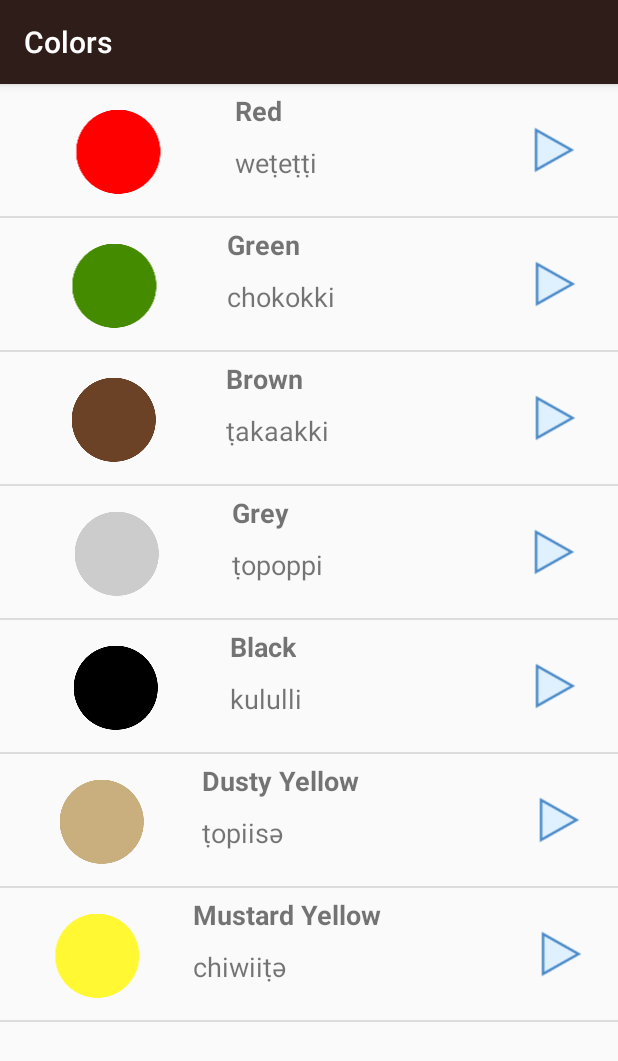
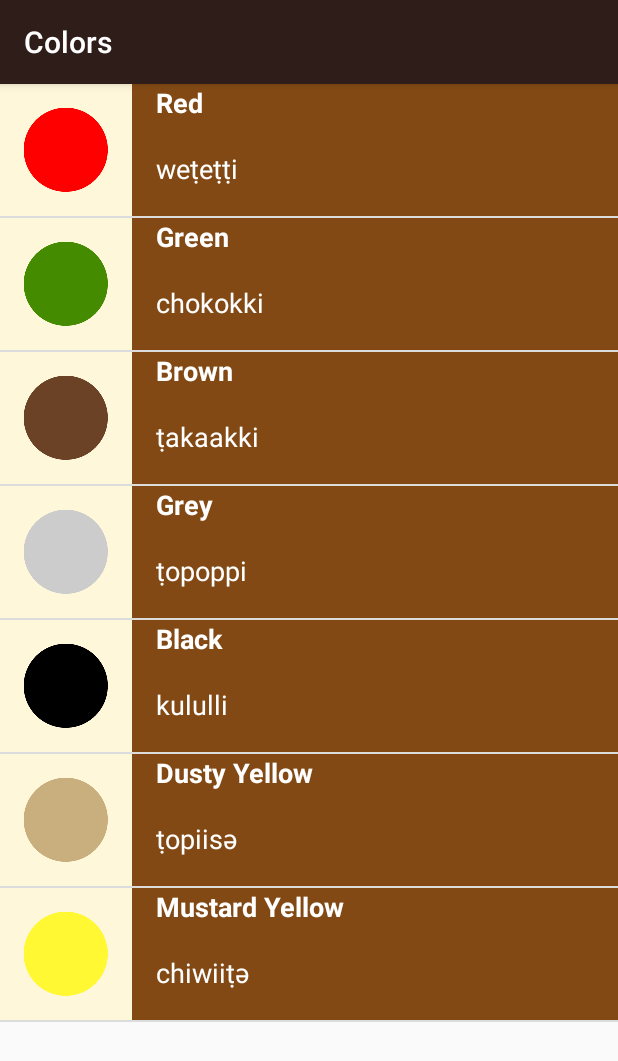
Before and after one commit to M0D1xD/MiWok, an Android app: the ColorsActivity screen opened directly, with no data from a screen before it, on a phone screen of 412 x 824 dp. Shown: the top 1061 px of the screen. Run offline under Robolectric (Android 15) with nearby library versions, the light colour scheme and no system bars.

Commit message:
Edit
some changes  to complete it

```diff
--- a/app/src/main/java/com/example/m0d1x/miwok/ColorsActivity.java
+++ b/app/src/main/java/com/example/m0d1x/miwok/ColorsActivity.java
@@ -58,7 +58,7 @@ public class ColorsActivity extends AppCompatActivity {
         Colors.add(new dictionary(getString(R.string.color_Dusty_yellow), "ṭopiisә", R.drawable.color_dusty_yellow, R.raw.color_dusty_yellow));
         Colors.add(new dictionary(getString(R.string.color_mustard_yellow), "chiwiiṭә", R.drawable.color_mustard_yellow, R.raw.color_mustard_yellow));
 
-        DictionaryAdapter dictionary = new DictionaryAdapter(this, R.layout.costom_layout, Colors);
+        DictionaryAdapter dictionary = new DictionaryAdapter(this, R.layout.costom_layout, Colors, R.color.category_colors);
         listview.setAdapter(dictionary);
 
         // Set a click listener to play the audio when the list item is clicked on
--- a/app/src/main/java/com/example/m0d1x/miwok/DictionaryAdapter.java
+++ b/app/src/main/java/com/example/m0d1x/miwok/DictionaryAdapter.java
@@ -30,16 +30,18 @@ public class DictionaryAdapter extends ArrayAdapter<dictionary> {
 
     }
 
+    private int mColorResourceId;
     public static final String tag = "DictionaryAdapter";
     private Context mcontext;
     private int mResource;
     SoundPool mSoundPool;
     int mCSoundId = 0;
 
-    public DictionaryAdapter(Context context, int resource, ArrayList<dictionary> objects) {
+    public DictionaryAdapter(Context context, int resource, ArrayList<dictionary> objects, int Color) {
         super(context, resource, objects);
         this.mcontext = context;
         this.mResource = resource;
+        this.mColorResourceId = Color;
     }
 
     @Override
@@ -52,7 +54,6 @@ public class DictionaryAdapter extends ArrayAdapter<dictionary> {
         String atranstation = getItem(i).getTranslate();
         int picid = getItem(i).getPicID();
         int sound = getItem(i).getSoundID();
-
         dictionary d = new dictionary(aword, atranstation, picid, sound);
 
         //create the view result for showing the animation
@@ -61,7 +62,6 @@ public class DictionaryAdapter extends ArrayAdapter<dictionary> {
         converView = infuLayoutInflater.inflate(mResource, parent, false);
         ViewHolder holder = new ViewHolder();
         holder.picID = (ImageView) converView.findViewById(R.id.img_pic);
-        holder.Play = (ImageView) converView.findViewById(R.id.img_play);
         holder.Word = (TextView) converView.findViewById(R.id.txt_word);
         holder.Transtation = (TextView) converView.findViewById(R.id.txt_translation);
 
@@ -71,7 +71,8 @@ public class DictionaryAdapter extends ArrayAdapter<dictionary> {
 
         holder.Word.setText(d.getWord());
         holder.Transtation.setText(d.getTranslate());
-
+        View textContainer = converView.findViewById(R.id.WordAndTranslate);
+        textContainer.setBackgroundColor(mColorResourceId);
         return converView;
     }
 }
--- a/app/src/main/java/com/example/m0d1x/miwok/FamilyActivity.java
+++ b/app/src/main/java/com/example/m0d1x/miwok/FamilyActivity.java
@@ -57,7 +57,7 @@ public class FamilyActivity extends AppCompatActivity {
         family.add(new dictionary(getString(R.string.family_grandfather), "paapa", R.drawable.family_grandfather, R.raw.family_father));
 
 
-        DictionaryAdapter dictionary = new DictionaryAdapter(this, R.layout.costom_layout, family);
+        DictionaryAdapter dictionary = new DictionaryAdapter(this, R.layout.costom_layout, family, R.color.category_family);
         listview.setAdapter(dictionary);
         listview.setOnItemClickListener(new AdapterView.OnItemClickListener() {
 
--- a/app/src/main/java/com/example/m0d1x/miwok/NumbersActivity.java
+++ b/app/src/main/java/com/example/m0d1x/miwok/NumbersActivity.java
@@ -82,7 +82,7 @@ public class NumbersActivity extends AppCompatActivity {
         // Find the {@link ListView} object in the view hierarchy of the {@link Activity}.
         // There should be a {@link ListView} with the view ID called list, which is declared in the
         // word_list.xml layout file.
-        DictionaryAdapter dictionary = new DictionaryAdapter(this, R.layout.costom_layout, NumberItems);
+        DictionaryAdapter dictionary = new DictionaryAdapter(this, R.layout.costom_layout, NumberItems, R.color.category_numbers);
 
 
         // Make the {@link ListView} use the {@link WordAdapter} we created above, so that the
--- a/app/src/main/java/com/example/m0d1x/miwok/PhrasesActivity.java
+++ b/app/src/main/java/com/example/m0d1x/miwok/PhrasesActivity.java
@@ -59,7 +59,7 @@ public class PhrasesActivity extends AppCompatActivity {
         Phrases.add(new dictionary(getString(R.string.phrases_come_here), "әnni'nem", R.drawable.question, R.raw.phrase_come_here));
 
 
-        DictionaryAdapter dictionary = new DictionaryAdapter(this, R.layout.costom_layout, Phrases);
+        DictionaryAdapter dictionary = new DictionaryAdapter(this, R.layout.costom_layout, Phrases, R.color.category_phrases);
         listview.setAdapter(dictionary);
 
         listview.setOnItemClickListener(new AdapterView.OnItemClickListener() {
--- a/app/src/main/res/layout/costom_layout.xml
+++ b/app/src/main/res/layout/costom_layout.xml
@@ -1,62 +1,58 @@
 <?xml version="1.0" encoding="utf-8"?>
-<android.support.constraint.ConstraintLayout xmlns:android="http://schemas.android.com/apk/res/android"
+<LinearLayout xmlns:android="http://schemas.android.com/apk/res/android"
     xmlns:app="http://schemas.android.com/apk/res-auto"
     android:layout_width="match_parent"
-    android:layout_height="match_parent">
+    android:layout_height="wrap_content"
+    android:background="@color/tan_background"
+    android:minHeight="@dimen/list_item_height"
+    android:orientation="horizontal">
+
+    <ImageView
+        android:id="@+id/img_pic"
+        android:layout_width="@dimen/list_item_height"
+        android:layout_height="@dimen/list_item_height"
+        android:src="@mipmap/ic_launcher" />
 
     <LinearLayout
         android:layout_width="match_parent"
-        android:layout_height="88dp"
-        android:orientation="horizontal"
-        android:weightSum="100">
+        android:layout_height="@dimen/list_item_height"
+        android:background="@color/category_numbers"
+        android:orientation="horizontal">
 
-
-        <ImageView
-            android:id="@+id/img_pic"
-            android:layout_width="88dp"
-            android:layout_height="88dp"
-            android:layout_alignParentStart="true"
-            android:layout_alignParentTop="true"
-            android:layout_marginStart="1dp"
-            android:layout_marginTop="1dp"
-            android:layout_weight="30"
-            app:srcCompat="@mipmap/ic_launcher" />
 
         <LinearLayout
             android:id="@+id/WordAndTranslate"
-            android:layout_width="wrap_content"
-            android:layout_height="wrap_content"
-            android:layout_weight="65"
-            android:orientation="vertical">
+            android:layout_width="match_parent"
+            android:layout_height="match_parent"
+            android:orientation="vertical"
+            android:paddingLeft="16dp">
 
 
             <TextView
                 android:id="@+id/txt_word"
-                android:layout_width="wrap_content"
-                android:layout_height="wrap_content"
-                android:layout_marginTop="5dp"
-                android:layout_weight="20"
+                android:layout_width="match_parent"
+                android:layout_height="0dp"
+                android:layout_gravity="top"
+                android:layout_weight="1"
                 android:text="TextView"
+                android:textAppearance="?android:textAppearanceMedium"
+                android:textColor="@android:color/white"
                 android:textSize="18sp"
                 android:textStyle="bold" />
 
             <TextView
                 android:id="@+id/txt_translation"
                 android:layout_width="match_parent"
-                android:layout_height="wrap_content"
-                android:layout_marginTop="10dp"
-                android:layout_weight="20"
+                android:layout_height="0dp"
+                android:layout_gravity="top"
+                android:layout_weight="1"
                 android:text="TextView"
+                android:textAppearance="?android:textAppearanceMedium"
+                android:textColor="@android:color/white"
                 android:textSize="18sp" />
         </LinearLayout>
 
-        <ImageView
-            android:id="@+id/img_play"
-            android:layout_width="65dp"
-            android:layout_height="match_parent"
-            android:layout_alignParentEnd="true"
-            android:layout_weight="0"
-            app:srcCompat="@drawable/play" />
+
     </LinearLayout>
 
-</android.support.constraint.ConstraintLayout>
+</LinearLayout>
```
Also changed, not shown: app/src/main/res/drawable/play.png (deleted).
